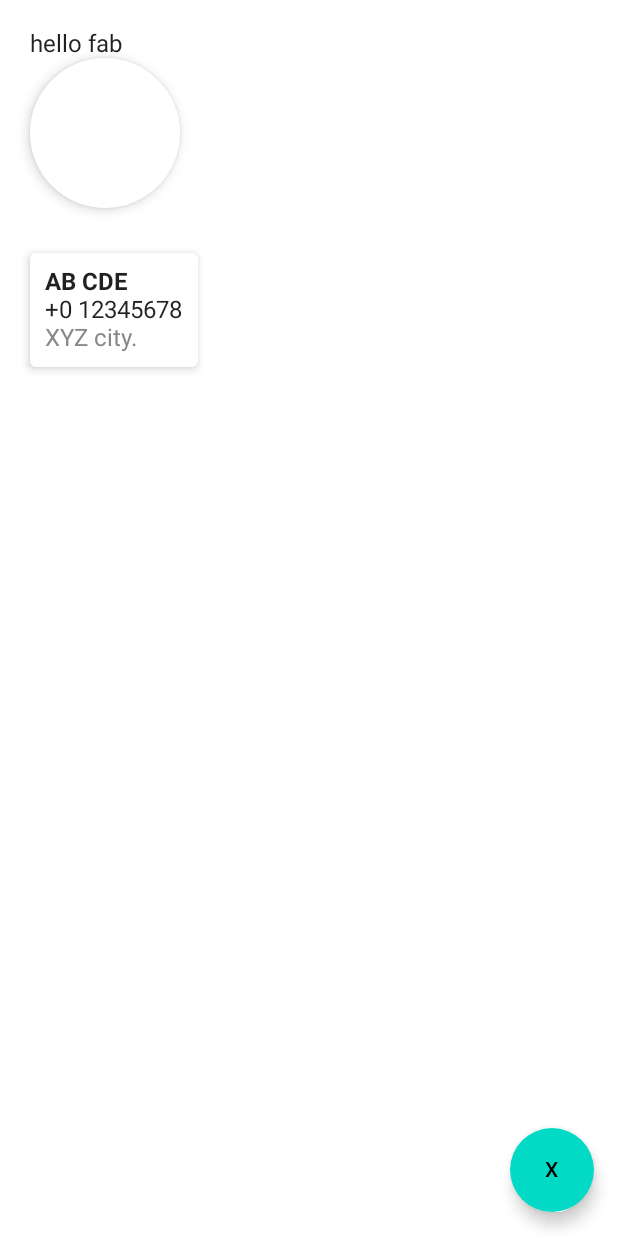
After one commit to tberghuis/FloatingCountdownTimer, an Android app built with Jetpack Compose: the composable FabDemo shown on its own in the app's theme, on a phone screen of 412 x 824 dp. The commit adds this screen. Run offline under Robolectric (Android 15) with nearby library versions, the phone set to English and light mode, and no system bars; our stand-ins replace Dagger/Hilt's generated code.

Commit message:
abandoned feature timer shadow

```diff
--- a/app/src/main/java/xyz/tberghuis/floatingtimer/MainActivity.kt
+++ b/app/src/main/java/xyz/tberghuis/floatingtimer/MainActivity.kt
@@ -11,6 +11,7 @@ import androidx.compose.ui.Modifier
 import androidx.compose.ui.graphics.Color
 import dagger.hilt.android.AndroidEntryPoint
 import xyz.tberghuis.floatingtimer.screens.HomeScreen
+import xyz.tberghuis.floatingtimer.tmp.FabDemo
 import xyz.tberghuis.floatingtimer.tmp.GradientDemo
 import xyz.tberghuis.floatingtimer.ui.theme.FloatingTimerTheme
 
@@ -28,7 +29,7 @@ class MainActivity : ComponentActivity() {
           color = MaterialTheme.colors.background
         ) {
           HomeScreen()
-//          GradientDemo()
+//          FabDemo()
         }
       }
     }
--- /dev/null
+++ b/app/src/main/java/xyz/tberghuis/floatingtimer/tmp/FabDemo.kt
@@ -0,0 +1,90 @@
+package xyz.tberghuis.floatingtimer.tmp
+
+import androidx.compose.foundation.background
+import androidx.compose.foundation.layout.Box
+import androidx.compose.foundation.layout.Column
+import androidx.compose.foundation.layout.Spacer
+import androidx.compose.foundation.layout.height
+import androidx.compose.foundation.layout.padding
+import androidx.compose.foundation.layout.size
+import androidx.compose.foundation.shape.RoundedCornerShape
+import androidx.compose.material.Card
+import androidx.compose.material.FloatingActionButton
+import androidx.compose.material.Scaffold
+import androidx.compose.material.Surface
+import androidx.compose.material.Text
+import androidx.compose.runtime.Composable
+import androidx.compose.ui.Modifier
+import androidx.compose.ui.graphics.Color
+import androidx.compose.ui.text.font.FontWeight
+import androidx.compose.ui.unit.dp
+
+@Composable
+fun FabDemo() {
+  Scaffold(
+    floatingActionButton = {
+      FloatingActionButton(onClick = {}) {
+        Text("X")
+      }
+    },
+    content = { FabDemoContent() }
+  )
+}
+
+@Composable
+fun FabDemoContent() {
+  Column(modifier = Modifier.padding(20.dp)) {
+    Text("hello fab")
+    Surface(
+      shape = RoundedCornerShape(percent = 50),
+      elevation = 5.dp
+
+    ) {
+
+      Box(
+        modifier = Modifier
+          .size(100.dp)
+//          .background(Color.Blue),
+
+        ) {}
+    }
+    Spacer(modifier = Modifier.height(30.dp))
+    Card(
+      elevation = 4.dp,
+    ) {
+      Column(modifier = Modifier.padding(10.dp)) {
+        Text("AB CDE", fontWeight = FontWeight.W700)
+        Text("+0 12345678")
+        Text("XYZ city.", color = Color.Gray)
+      }
+    }
+
+  }
+}
+
+
+
+
+/*
+*  Surface(
+      modifier = Modifier
+        .offset {
+          timerOffset
+        }
+//        .background(Color.Red)
+        .size(TIMER_SIZE_DP.dp)
+        .padding(PROGRESS_ARC_WIDTH / 2)
+        .zIndex(1f),
+      shape = RoundedCornerShape(percent = 50),
+      elevation = 10.dp
+    ) {
+      Box(
+        contentAlignment = Alignment.Center
+      ) {
+        ProgressArc(timeLeftFraction)
+        TimerDisplay()
+      }
+    }
+*
+*
+* */
```
Also changed, not shown: app/src/main/java/xyz/tberghuis/floatingtimer/tmp/sandbox.kt (line endings or trailing spaces).
